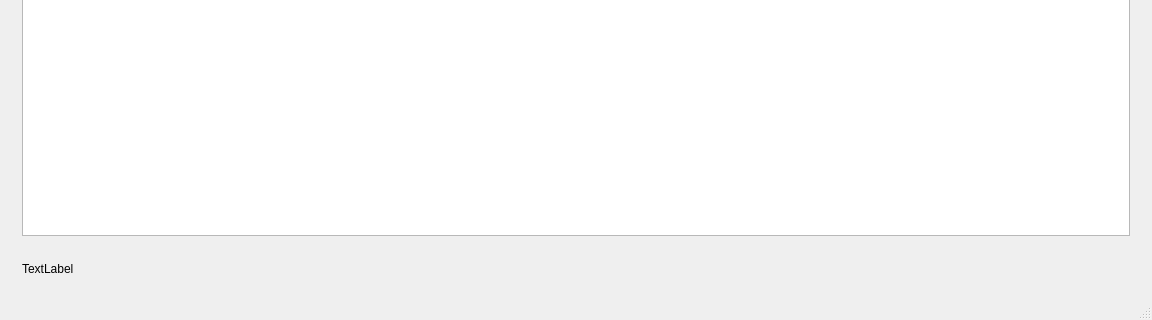
Above: src/mainwindow.ui from brianclinkenbeard/football before the change; both pictures show x 0 to 1152 and y 544 to 864 of the 1152 by 864 pixel window. Below: the same form after it.
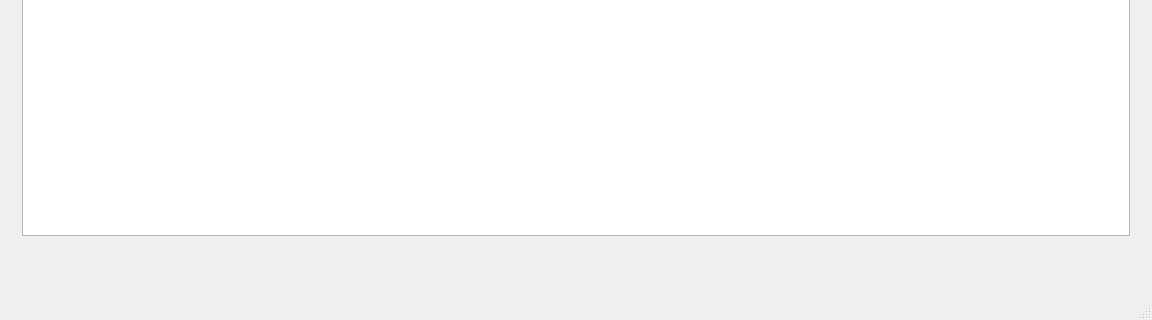
That is the form after the change. The open tabs and pages were chosen to show the change.

Commit message: Added Better functionality and reloading to UI elements without closing program

```diff
--- a/src/mainwindow.ui
+++ b/src/mainwindow.ui
@@ -248,7 +248,7 @@
         <item row="5" column="0">
          <widget class="QLabel" name="openRoofCountLabel">
           <property name="text">
-           <string>TextLabel</string>
+           <string/>
           </property>
          </widget>
         </item>
```
Left out of the diff: 4 changed lines with no effect on the pictures. The commit also changes 6 other files.
